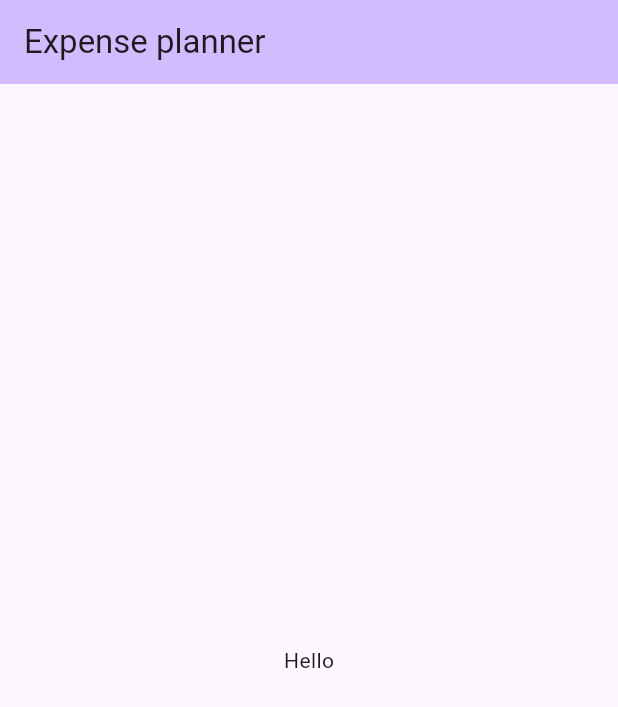
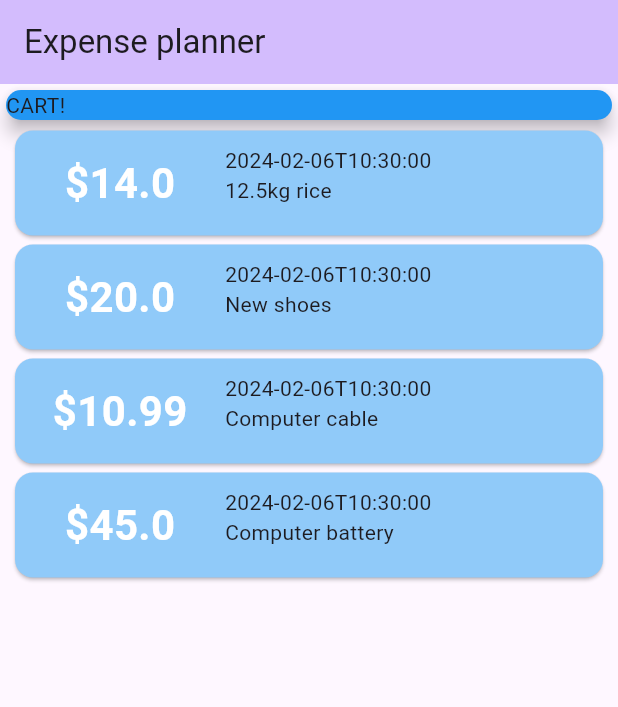
Before and after one commit to Tshobohwa/expense_planner, a Flutter app: the screen it shows after launch, on a phone screen of 412 x 824 dp. Shown: the top 707 px of the screen. Run offline on Flutter 3.47's test engine with Material 3 defaults, Android fonts, the phone set to English and light mode, and no system bars.

Commit message:
Install intl

```diff
--- a/lib/main.dart
+++ b/lib/main.dart
@@ -1,3 +1,4 @@
+import './transaction.dart';
 import 'package:flutter/material.dart';
 
 void main() {
@@ -15,13 +16,27 @@ class MyApp extends StatelessWidget {
         colorScheme: ColorScheme.fromSeed(seedColor: Colors.deepPurple),
         useMaterial3: true,
       ),
-      home: const MyHomePage(),
+      home: MyHomePage(),
     );
   }
 }
 
 class MyHomePage extends StatelessWidget {
-  const MyHomePage({super.key});
+  MyHomePage({super.key});
+
+  final List<Transaction> transactions = [
+    Transaction(
+        amount: 14.00, date: DateTime.now(), id: 't1', title: "12.5kg rice"),
+    Transaction(
+        amount: 20.00, date: DateTime.now(), id: 't2', title: "New shoes"),
+    Transaction(
+        amount: 10.99, date: DateTime.now(), id: 't3', title: "Computer cable"),
+    Transaction(
+        amount: 45.00,
+        date: DateTime.now(),
+        id: 't4',
+        title: "Computer battery"),
+  ];
   @override
   Widget build(BuildContext context) {
     return Scaffold(
@@ -29,9 +44,55 @@ class MyHomePage extends StatelessWidget {
           backgroundColor: Theme.of(context).colorScheme.inversePrimary,
           title: const Text("Expense planner"),
         ),
-      body: const Center(
-        child: Text("Hello"),
+        body: Column(
+          children: <Widget>[
+            const Card(
+              elevation: 5,
+              color: Colors.blue,
+              child: SizedBox(width: double.infinity, child: Text("CART!")),
+            ),
+            Column(
+              children: [
+                ...(transactions.map((transaction) {
+                  return Card(
+                    margin:
+                        const EdgeInsets.symmetric(horizontal: 10, vertical: 3),
+                    color: Colors.blue[200],
+                    child: SizedBox(
+                      width: double.infinity,
+                      height: 70,
+                      child: Row(children: [
+                        SizedBox(
+                            width: 140,
+                            height: 70,
+                            child: Center(
+                              child: Text(
+                                '\$${transaction.amount}',
+                                style: const TextStyle(
+                                    color: Colors.white,
+                                    fontWeight: FontWeight.bold,
+                                    fontSize: 28),
+                              ),
+                            )),
+                        Container(
+                            margin: const EdgeInsets.symmetric(
+                                vertical: 10, horizontal: 0),
+                            child: Column(
+                              crossAxisAlignment: CrossAxisAlignment.start,
+                              children: [
+                                Text(transaction.date
+                                    .toIso8601String()
+                                    .split('.')[0]),
+                                Text(transaction.title)
+                              ],
+                            ))
+                      ]),
                     ),
                   );
+                }))
+              ],
+            )
+          ],
+        ));
   }
 }
--- /dev/null
+++ b/lib/transaction.dart
@@ -0,0 +1,12 @@
+class Transaction {
+  String id;
+  double amount;
+  DateTime date;
+  String title;
+
+  Transaction(
+      {required this.amount,
+      required this.date,
+      required this.id,
+      required this.title});
+}
--- a/pubspec.yaml
+++ b/pubspec.yaml
@@ -35,6 +35,7 @@ dependencies:
   # The following adds the Cupertino Icons font to your application.
   # Use with the CupertinoIcons class for iOS style icons.
   cupertino_icons: ^1.0.2
+  intl: ^0.19.0
 
 dev_dependencies:
   flutter_test:
```
Also changed, not shown: pubspec.lock. Lines whose indentation alone changed are shown as unchanged.
